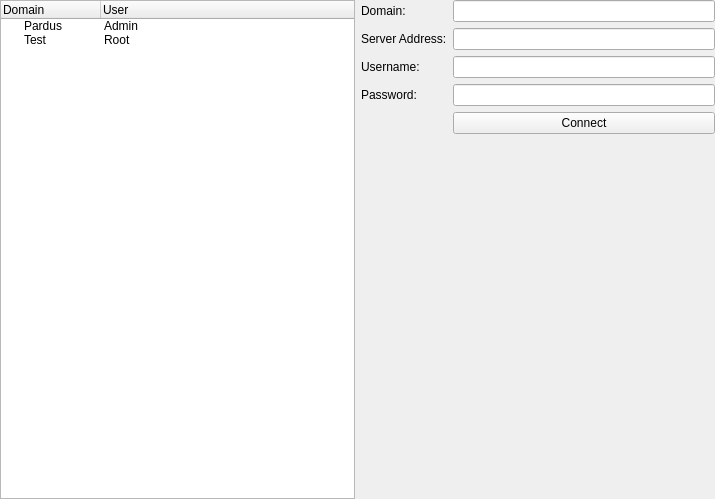
This is 2.0/lider-newgui/lider/screens/connection/bookmarks/connection.ui in pars-linux/uludag as Qt 5 draws it before an edit. The edited form follows.
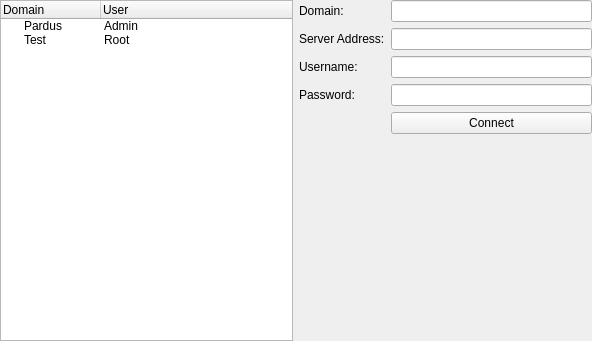
This is the edited form.

Diff of the .ui file:
```diff
--- a/2.0/lider-newgui/lider/screens/connection/bookmarks/connection.ui
+++ b/2.0/lider-newgui/lider/screens/connection/bookmarks/connection.ui
@@ -6,13 +6,16 @@
    <rect>
     <x>0</x>
     <y>0</y>
-    <width>715</width>
-    <height>499</height>
+    <width>592</width>
+    <height>341</height>
    </rect>
   </property>
   <property name="windowTitle">
    <string>Connection</string>
   </property>
+  <property name="styleSheet">
+   <string notr="true"/>
+  </property>
   <layout class="QGridLayout" name="gridLayout_2">
    <property name="margin">
     <number>0</number>
```
